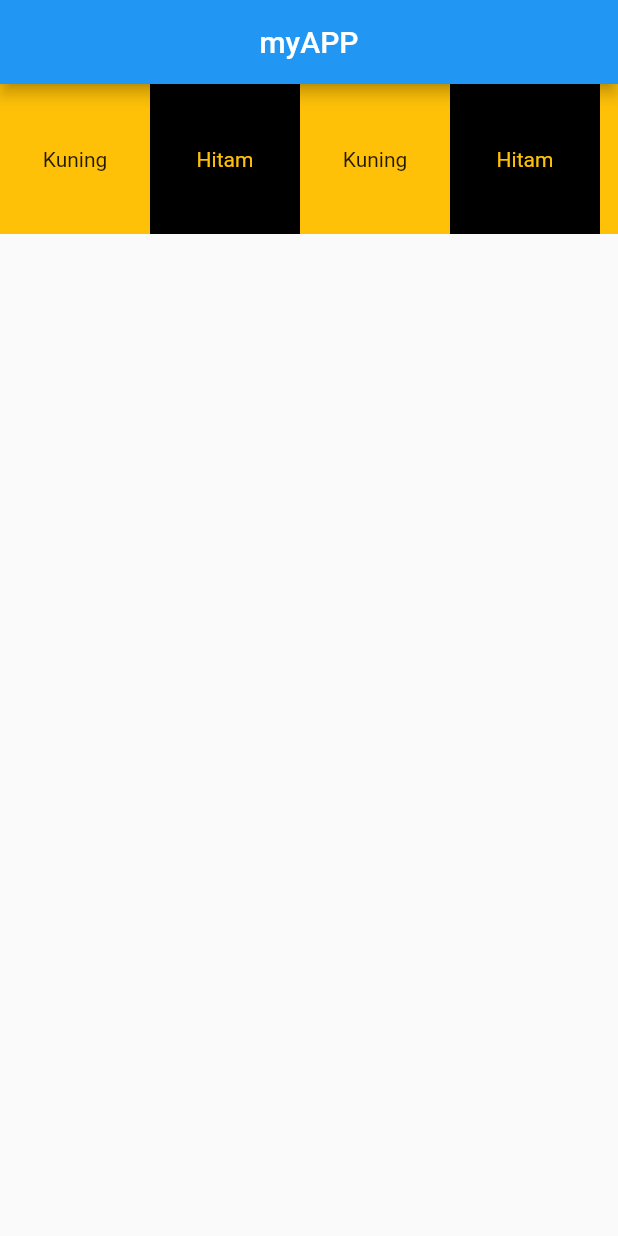
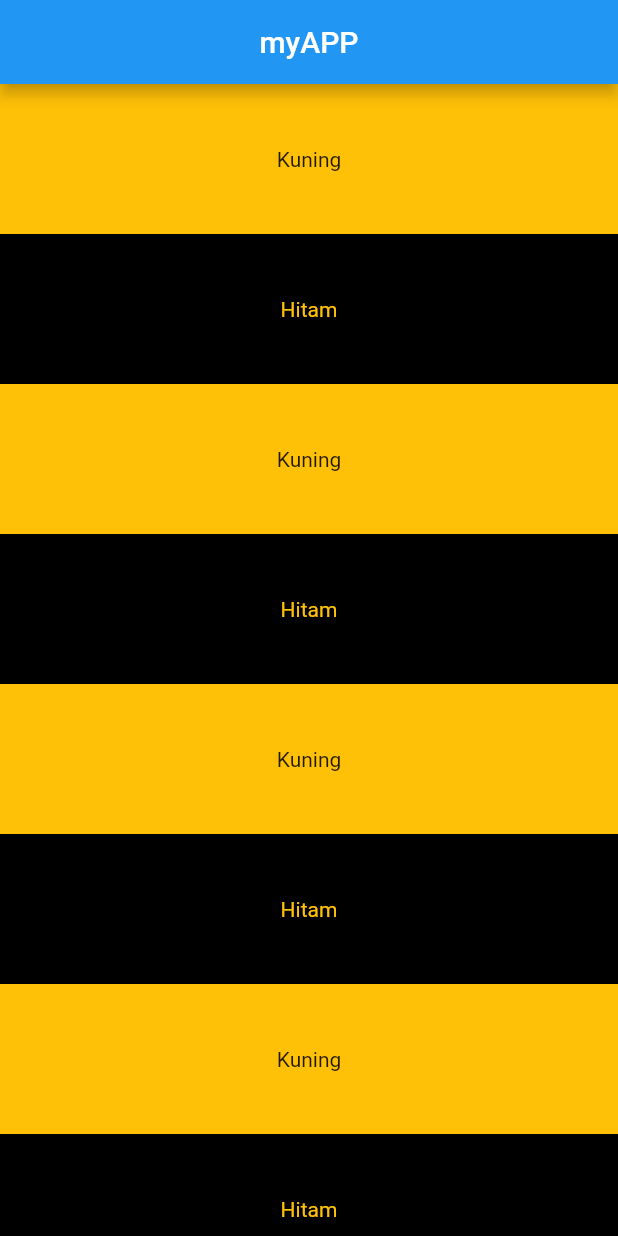
Before and after one commit to jumadilakbar/learn-flutter, a Flutter app: the screen it shows after launch, on a phone screen of 412 x 824 dp. Run offline on Flutter 3.47's test engine with Material 2 defaults, Android fonts, the phone set to English and light mode, and no system bars.

```diff
--- a/lib/main.dart
+++ b/lib/main.dart
@@ -21,12 +21,9 @@ class MyApp extends StatelessWidget {
       // Call function for set widget horizontal using Row
       // Call function for set widget Menumpuk menjadi satu sumbu Z using Stack
       // SingleChildScrollView digunakan untuk mengatasi batasan batas bawah dan agar kompnen dapat terbaca dengan melakukan scrool komponen untuk widget Column
-          body: SingleChildScrollView(
-            // untuk scrol horizontal ketika menggunakan Row
-            scrollDirection: Axis.horizontal,
-            // child: Column(
-            child: Row(
-              //body: Row(
+      // dengan wwidget Listview maka ukuran kompnen akan menyesuaikan dengan direction nya jika cvertikal maka akan dari atas sampe bawah dan jika horizontal maka akan penuh kesamping
+      body: ListView(
+        scrollDirection: Axis.vertical,
         children: [
           Container(
             height: 100,
@@ -132,7 +129,122 @@ class MyApp extends StatelessWidget {
           ),
         ],
       ),
-          )),
+    )
+        // Column, Row, and scroolview
+        // body: SingleChildScrollView(
+        //   // untuk scrol horizontal ketika menggunakan Row
+        //   scrollDirection: Axis.horizontal,
+        //   // child: Column(
+        //   child: Row(
+        //     //body: Row(
+        //     children: [
+        //       Container(
+        //         height: 100,
+        //         width: 100,
+        //         color: Colors.amber,
+        //         child: Center(child: Text("Kuning")),
+        //       ),
+        //       Container(
+        //         height: 100,
+        //         width: 100,
+        //         color: Colors.black,
+        //         // Set Color in text
+        //         child: Center(
+        //             child: Text(
+        //           "Hitam",
+        //           style: TextStyle(color: Colors.amber),
+        //         )),
+        //       ),
+        //       Container(
+        //         height: 100,
+        //         width: 100,
+        //         color: Colors.amber,
+        //         child: Center(child: Text("Kuning")),
+        //       ),
+        //       Container(
+        //         height: 100,
+        //         width: 100,
+        //         color: Colors.black,
+        //         // Set Color in text
+        //         child: Center(
+        //             child: Text(
+        //           "Hitam",
+        //           style: TextStyle(color: Colors.amber),
+        //         )),
+        //       ),
+        //       Container(
+        //         height: 100,
+        //         width: 100,
+        //         color: Colors.amber,
+        //         child: Center(child: Text("Kuning")),
+        //       ),
+        //       Container(
+        //         height: 100,
+        //         width: 100,
+        //         color: Colors.black,
+        //         // Set Color in text
+        //         child: Center(
+        //             child: Text(
+        //           "Hitam",
+        //           style: TextStyle(color: Colors.amber),
+        //         )),
+        //       ),
+        //       Container(
+        //         height: 100,
+        //         width: 100,
+        //         color: Colors.amber,
+        //         child: Center(child: Text("Kuning")),
+        //       ),
+        //       Container(
+        //         height: 100,
+        //         width: 100,
+        //         color: Colors.black,
+        //         // Set Color in text
+        //         child: Center(
+        //             child: Text(
+        //           "Hitam",
+        //           style: TextStyle(color: Colors.amber),
+        //         )),
+        //       ),
+        //       Container(
+        //         height: 100,
+        //         width: 100,
+        //         color: Colors.amber,
+        //         child: Center(child: Text("Kuning")),
+        //       ),
+        //       Container(
+        //         height: 100,
+        //         width: 100,
+        //         color: Colors.black,
+        //         // Set Color in text
+        //         child: Center(
+        //             child: Text(
+        //           "Hitam",
+        //           style: TextStyle(color: Colors.amber),
+        //         )),
+        //       ),
+        //       Container(
+        //         height: 100,
+        //         width: 100,
+        //         color: Colors.amber,
+        //         child: Center(child: Text("Kuning")),
+        //       ),
+        //       Container(
+        //         height: 100,
+        //         width: 100,
+        //         color: Colors.black,
+        //         // Set Color in text
+        //         child: Center(
+        //             child: Text(
+        //           "Hitam",
+        //           style: TextStyle(color: Colors.amber),
+        //         )),
+        //       ),
+        //     ],
+        //   ),
+        // )
+        // )
+
         );
   }
 }
```
Lines whose indentation alone changed are shown as unchanged.
